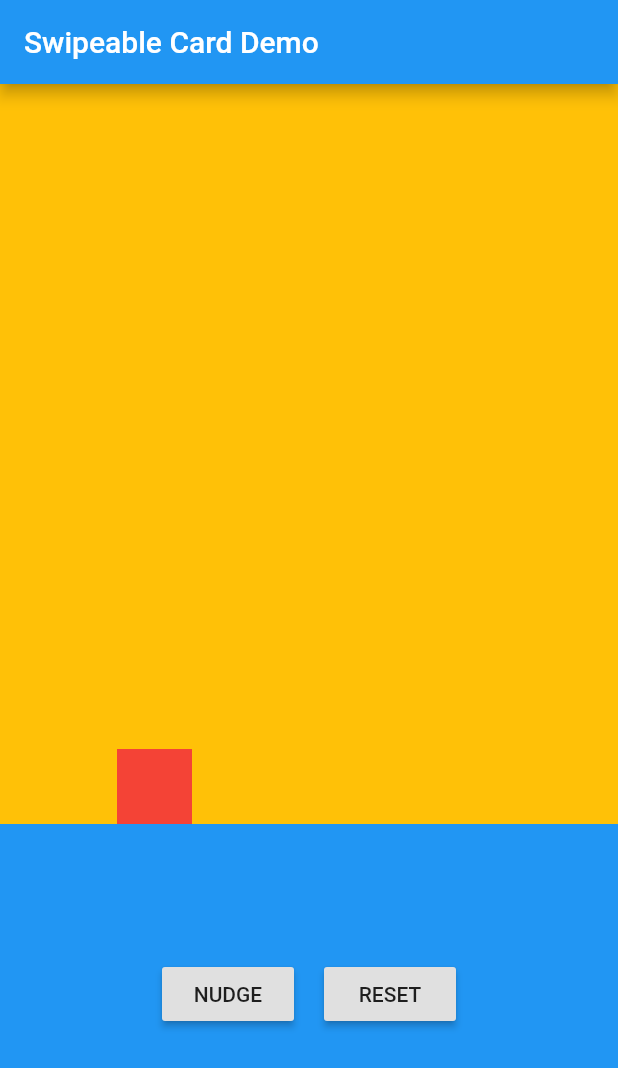
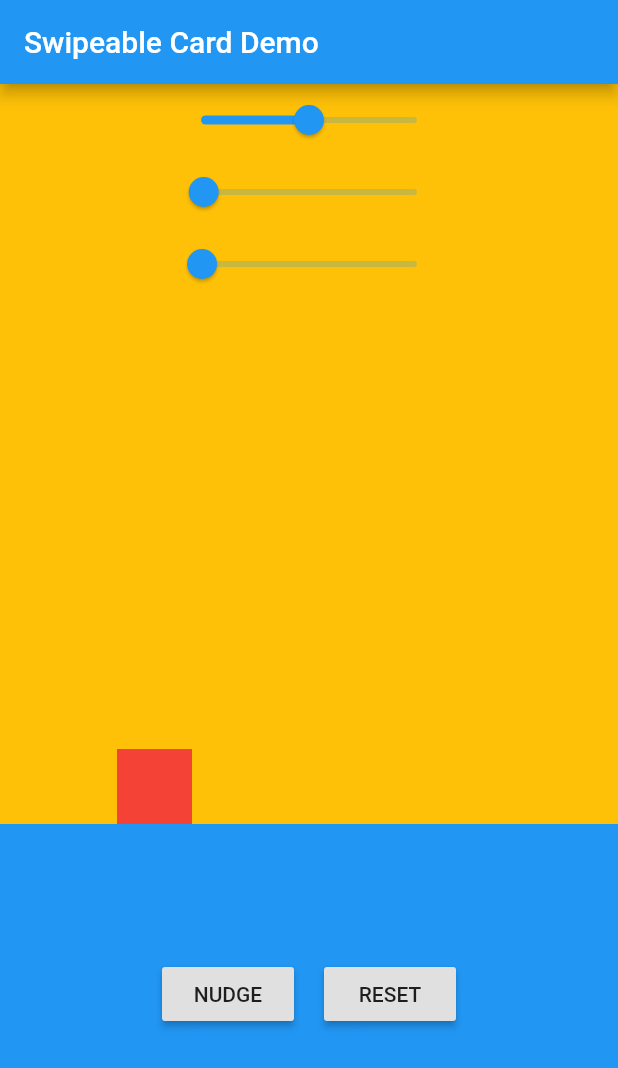
Before and after one commit to AlabasterAxe/card_swiping_example, a Flutter app: the screen it shows after launch, on a phone screen of 412 x 824 dp. Shown: the top 1068 px of the screen. Run offline on Flutter 3.47's test engine with Material 2 defaults, Android fonts, the phone set to English and light mode, and no system bars.

Commit message:
Add the sliders for playing with values of FrictionSimulation parameters

```diff
--- a/lib/main.dart
+++ b/lib/main.dart
@@ -1,6 +1,5 @@
 import 'package:flutter/material.dart';
 
-import 'draggable-card.dart';
 import 'sliding-block-example.dart';
 
 void main() {
@@ -8,25 +7,12 @@ void main() {
 }
 
 class MyApp extends StatelessWidget {
-  // This widget is the root of your application.
   @override
   Widget build(BuildContext context) {
     return MaterialApp(
       title: 'Swipeable Card Demo',
       theme: ThemeData(
-        // This is the theme of your application.
-        //
-        // Try running your application with "flutter run". You'll see the
-        // application has a blue toolbar. Then, without quitting the app, try
-        // changing the primarySwatch below to Colors.green and then invoke
-        // "hot reload" (press "r" in the console where you ran "flutter run",
-        // or simply save your changes to "hot reload" in a Flutter IDE).
-        // Notice that the counter didn't reset back to zero; the application
-        // is not restarted.
         primarySwatch: Colors.blue,
-        // This makes the visual density adapt to the platform that you run
-        // the app on. For desktop platforms, the controls will be smaller and
-        // closer together (more dense) than on mobile platforms.
         visualDensity: VisualDensity.adaptivePlatformDensity,
       ),
       home: MyHomePage(title: 'Swipeable Card Demo'),
@@ -37,15 +23,6 @@ class MyApp extends StatelessWidget {
 class MyHomePage extends StatefulWidget {
   MyHomePage({Key key, this.title}) : super(key: key);
 
-  // This widget is the home page of your application. It is stateful, meaning
-  // that it has a State object (defined below) that contains fields that affect
-  // how it looks.
-
-  // This class is the configuration for the state. It holds the values (in this
-  // case the title) provided by the parent (in this case the App widget) and
-  // used by the build method of the State. Fields in a Widget subclass are
-  // always marked "final".
-
   final String title;
 
   @override
@@ -53,76 +30,14 @@ class MyHomePage extends StatefulWidget {
 }
 
 class _MyHomePageState extends State<MyHomePage> {
-  int _counter = 1;
-
-  void _incrementCounter() {
-    setState(() {
-      // This call to setState tells the Flutter framework that something has
-      // changed in this State, which causes it to rerun the build method below
-      // so that the display can reflect the updated values. If we changed
-      // _counter without calling setState(), then the build method would not be
-      // called again, and so nothing would appear to happen.
-      _counter++;
-    });
-  }
-
   @override
   Widget build(BuildContext context) {
-    // This method is rerun every time setState is called, for instance as done
-    // by the _incrementCounter method above.
-    //
-    // The Flutter framework has been optimized to make rerunning build methods
-    // fast, so that you can just rebuild anything that needs updating rather
-    // than having to individually change instances of widgets.
     return Scaffold(
       appBar: AppBar(
-        // Here we take the value from the MyHomePage object that was created by
-        // the App.build method, and use it to set our appbar title.
         title: Text(widget.title),
       ),
       backgroundColor: Colors.amber,
       body: SlidingBlockExample(),
-      // body: Center(
-      //   // Center is a layout widget. It takes a single child and positions it
-      //   // in the middle of the parent.
-      //   child: Stack(
-      //     alignment: Alignment.center,
-      //     // Column is also a layout widget. It takes a list of children and
-      //     // arranges them vertically. By default, it sizes itself to fit its
-      //     // children horizontally, and tries to be as tall as its parent.
-      //     //
-      //     // Invoke "debug painting" (press "p" in the console, choose the
-      //     // "Toggle Debug Paint" action from the Flutter Inspector in Android
-      //     // Studio, or the "Toggle Debug Paint" command in Visual Studio Code)
-      //     // to see the wireframe for each widget.
-      //     //
-      //     // Column has various properties to control how it sizes itself and
-      //     // how it positions its children. Here we use mainAxisAlignment to
-      //     // center the children vertically; the main axis here is the vertical
-      //     // axis because Columns are vertical (the cross axis would be
-      //     // horizontal).
-      //     children: <Widget>[
-      //       Container(
-      //           width: 100,
-      //           height: 100,
-      //           child: DraggableCard(
-      //             key: Key("${_counter + 1}"),
-      //             displayNumber: _counter + 1,
-      //           )),
-      //       Container(
-      //           width: 100,
-      //           height: 100,
-      //           child: DraggableCard(
-      //               key: Key("$_counter"),
-      //               displayNumber: _counter,
-      //               onCardSwipedAway: () {
-      //                 setState(() {
-      //                   _counter++;
-      //                 });
-      //               })),
-      //     ],
-      //   ),
-      // ),
     );
   }
 }
--- a/lib/sliding-block-example.dart
+++ b/lib/sliding-block-example.dart
@@ -1,5 +1,3 @@
-import 'dart:developer';
-
 import 'package:flutter/material.dart';
 import 'package:flutter/physics.dart';
 
@@ -12,63 +10,94 @@ class SlidingBlockExample extends StatefulWidget {
 
 class _SlidingBlockExampleState extends State<SlidingBlockExample>
     with TickerProviderStateMixin {
-  AnimationController blockSlideAnimationController;
+  AnimationController blockAnimationController;
+  double drag = 1;
+  double position = 1;
+  double velocity = 1;
 
   @override
   void initState() {
     super.initState();
-    blockSlideAnimationController = AnimationController.unbounded(vsync: this);
+
+    blockAnimationController = AnimationController.unbounded(vsync: this);
   }
 
   void _nudgeBlock() {
-    Simulation sim = FrictionSimulation(.7, 10, 10);
-    blockSlideAnimationController.animateWith(sim);
+    FrictionSimulation nonMovingSimulation =
+        FrictionSimulation(drag, position, velocity);
+    blockAnimationController.animateWith(nonMovingSimulation);
   }
 
-  void _reset() {
-    Simulation sim = FrictionSimulation(0, 0, 0);
-    blockSlideAnimationController.animateWith(sim);
+  void _resetBlock() {
+    FrictionSimulation nonMovingSimulation = FrictionSimulation(0, 0, 0);
+    blockAnimationController.animateWith(nonMovingSimulation);
   }
 
-  @override
   Widget build(BuildContext context) {
     Size screenSize = MediaQuery.of(context).size;
     return Stack(
       alignment: Alignment.center,
       children: [
         Positioned(
-          bottom: 0,
-          left: 0,
-          right: 0,
-          height: screenSize.height / 3,
-          child: Container(color: Colors.blue),
-        ),
+            top: 0,
+            child: Column(
+              children: [
+                Slider(
+                    min: 0.0,
+                    max: 2,
+                    value: drag,
+                    onChanged: (val) {
+                      setState(() {
+                        drag = val;
+                      });
+                    }),
+                Slider(
+                    min: 0.0,
+                    max: 80,
+                    value: position,
+                    onChanged: (val) {
+                      setState(() {
+                        position = val;
+                      });
+                    }),
+                Slider(
+                    min: 0.0,
+                    max: 200,
+                    value: velocity,
+                    onChanged: (val) {
+                      setState(() {
+                        velocity = val;
+                      });
+                    })
+              ],
+            )),
+        Positioned(
+            bottom: 0,
+            left: 0,
+            right: 0,
+            height: screenSize.height / 3,
+            child: Container(color: Colors.blue)),
         AnimatedBuilder(
-            animation: blockSlideAnimationController,
+            animation: blockAnimationController,
             builder: (context, snapshot) {
               return Positioned(
+                height: 50,
+                width: 50,
                 bottom: screenSize.height / 3,
-                left: screenSize.width / 4 -
-                    25 +
-                    blockSlideAnimationController.value,
-                width: 50,
-                height: 50,
+                left:
+                    screenSize.width / 4 - 25 + blockAnimationController.value,
                 child: Container(color: Colors.red),
               );
             }),
         Positioned(
             bottom: screenSize.height / 6,
-            child: Row(
+            child: Column(
               children: [
-                RaisedButton(
-                  child: Text("NUDGE"),
-                  onPressed: _nudgeBlock,
-                ),
-                SizedBox(width: 20),
-                RaisedButton(
-                  child: Text("RESET"),
-                  onPressed: _reset,
-                )
+                Row(children: [
+                  RaisedButton(child: Text("NUDGE"), onPressed: _nudgeBlock),
+                  SizedBox(width: 20),
+                  RaisedButton(child: Text("RESET"), onPressed: _resetBlock),
+                ]),
               ],
             ))
       ],
```
Also changed, not shown: lib/draggable-card.dart (deleted, +0 -127 lines).
